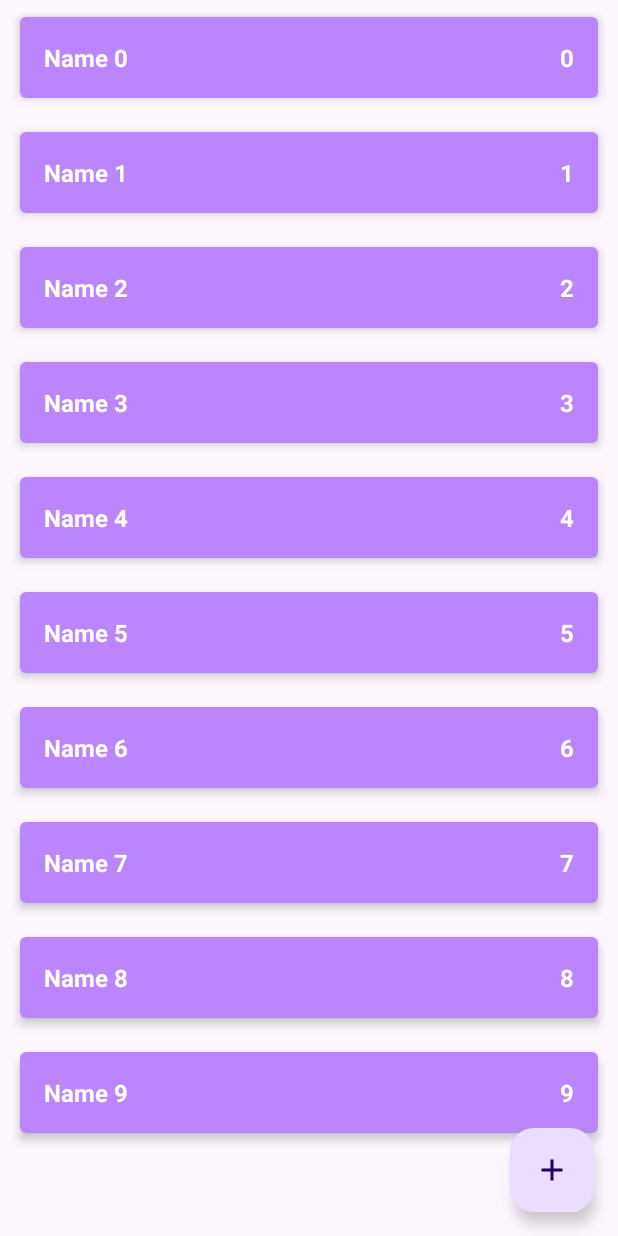
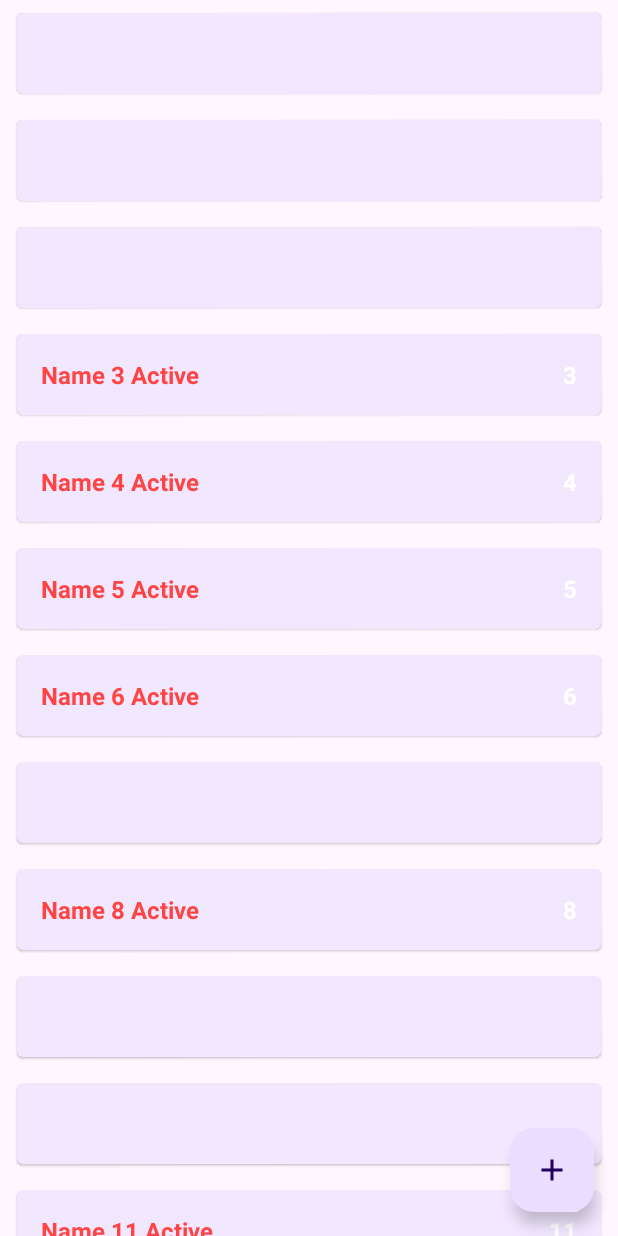
Before and after one commit to AvidAlchemist/ShoppingList, an Android app: the screen it shows after launch (MainActivity), on a phone screen of 412 x 824 dp. Run offline under Robolectric (Android 15) with nearby library versions, the phone set to English and light mode, and no system bars.

Commit message:
Make bug in RecyclerView and fix it (for studying needs)

```diff
--- a/app/src/main/java/com/example/shoppinglist/data/ShopListRepositoryImpl.kt
+++ b/app/src/main/java/com/example/shoppinglist/data/ShopListRepositoryImpl.kt
@@ -4,6 +4,7 @@ import androidx.lifecycle.LiveData
 import androidx.lifecycle.MutableLiveData
 import com.example.shoppinglist.domain.ShopItem
 import com.example.shoppinglist.domain.ShopListRepository
+import kotlin.random.Random
 
 object ShopListRepositoryImpl : ShopListRepository {
 
@@ -14,8 +15,8 @@ object ShopListRepositoryImpl : ShopListRepository {
     private var autoIncrementId = 0
 
     init {
-        for(i in 0 until 10) {
-            val item = ShopItem("Name $i", i, true)
+        for(i in 0 until 1000) {
+            val item = ShopItem("Name $i", i, Random.nextBoolean())
             addShopItem(item)
         }
     }
--- a/app/src/main/java/com/example/shoppinglist/presentation/MainActivity.kt
+++ b/app/src/main/java/com/example/shoppinglist/presentation/MainActivity.kt
@@ -8,43 +8,29 @@ import android.widget.TextView
 import androidx.appcompat.app.AppCompatActivity
 import androidx.lifecycle.ViewModel
 import androidx.lifecycle.ViewModelProvider
+import androidx.recyclerview.widget.RecyclerView
 import com.example.shoppinglist.R
 import com.example.shoppinglist.domain.ShopItem
 
 class MainActivity : AppCompatActivity() {
 
     private lateinit var viewModel: MainViewModel
-    private lateinit var llShopList : LinearLayout
+    private lateinit var adapter: ShopListAdapter
 
     override fun onCreate(savedInstanceState: Bundle?) {
         super.onCreate(savedInstanceState)
         setContentView(R.layout.activity_main)
-        llShopList = findViewById(R.id.ll_shop_list)
+        setupRecyclerView()
         //то же, что и .get(MainViewModel::class.java)
         viewModel = ViewModelProvider(this) [MainViewModel::class.java]
         viewModel.shopList.observe(this) {
-            showList(it)
+            adapter.shopList = it
         }
     }
 
-    private fun showList(list : List<ShopItem>) {
-        llShopList.removeAllViews()
-        for(shopItem in list) {
-            val layoutId = if (shopItem.enabled) {
-                R.layout.item_shop_enabled
-            } else {
-                R.layout.item_shop_disabled
-            }
-            val view = LayoutInflater.from(this).inflate(layoutId, llShopList, false)
-            val tvName = view.findViewById<TextView>(R.id.tv_name)
-            val tvCount = view.findViewById<TextView>(R.id.tv_count)
-            tvName.text = shopItem.name
-            tvCount.text = shopItem.count.toString()
-            view.setOnLongClickListener {
-                viewModel.changeEnableState(shopItem)
-                true
-            }
-            llShopList.addView(view)
-        }
+    private fun setupRecyclerView() {
+        val rvShopList = findViewById<RecyclerView>(R.id.rv_shop_list)
+        adapter = ShopListAdapter()
+        rvShopList.adapter = adapter
     }
 }
--- a/app/src/main/java/com/example/shoppinglist/presentation/ShopListAdapter.kt
+++ b/app/src/main/java/com/example/shoppinglist/presentation/ShopListAdapter.kt
@@ -4,35 +4,65 @@ import android.view.LayoutInflater
 import android.view.View
 import android.view.ViewGroup
 import android.widget.TextView
+import androidx.core.content.ContextCompat
 import androidx.recyclerview.widget.RecyclerView
 import com.example.shoppinglist.R
 import com.example.shoppinglist.domain.ShopItem
 
 class ShopListAdapter : RecyclerView.Adapter<ShopListAdapter.ShopItemViewHolder>() {
 
-    val list = listOf<ShopItem>()
+    var shopList = listOf<ShopItem>()
+        set(value) {
+            field = value
+            notifyDataSetChanged()
+        }
 
     override fun onCreateViewHolder(parent: ViewGroup, viewType: Int): ShopItemViewHolder {
-        val view =
-            LayoutInflater.from(parent.context)
-                .inflate(R.layout.item_shop_disabled, parent, false)
+        val view = LayoutInflater.from(parent.context)
+            .inflate(R.layout.item_shop_disabled, parent, false)
         return ShopItemViewHolder(view)
     }
 
     override fun getItemCount(): Int {
-        return list.size
+        return shopList.size
     }
 
     override fun onBindViewHolder(holder: ShopItemViewHolder, position: Int) {
-        val shopItem = list[position]
-        holder.tvName.text = shopItem.name
-        holder.tvCount.text = shopItem.count.toString()
+        val shopItem = shopList[position]
+        val status = if (shopItem.enabled) {
+            "Active"
+        } else {
+            "Not active"
+        }
+
         holder.itemView.setOnLongClickListener {
             true
         }
+        if (shopItem.enabled) {
+            holder.tvName.text = "${shopItem.name} $status"
+            holder.tvCount.text = shopItem.count.toString()
+            holder.tvName.setTextColor(
+                ContextCompat.getColor(
+                    holder.itemView.context,
+                    android.R.color.holo_red_light
+                )
+            )
+        }
     }
 
-    class ShopItemViewHolder(view : View): RecyclerView.ViewHolder(view) {
+    override fun onViewRecycled(holder: ShopItemViewHolder) {
+        super.onViewRecycled(holder)
+        holder.tvName.text = ""
+        holder.tvCount.text = ""
+        holder.tvName.setTextColor(
+            ContextCompat.getColor(
+                holder.itemView.context,
+                android.R.color.white
+            )
+        )
+    }
+
+    class ShopItemViewHolder(view: View) : RecyclerView.ViewHolder(view) {
         val tvName = view.findViewById<TextView>(R.id.tv_name)
         val tvCount = view.findViewById<TextView>(R.id.tv_count)
     }
--- a/app/src/main/res/layout/activity_main.xml
+++ b/app/src/main/res/layout/activity_main.xml
@@ -6,23 +6,10 @@
     android:layout_height="match_parent"
     tools:context=".presentation.MainActivity">
 
-    <ScrollView
-        android:layout_width="match_parent"
-        android:layout_height="match_parent">
-
-        <LinearLayout
-            android:id="@+id/ll_shop_list"
-            android:layout_width="match_parent"
-            android:layout_height="wrap_content"
-            android:orientation="vertical"
-            />
-    </ScrollView>
-
     <androidx.recyclerview.widget.RecyclerView
         android:id="@+id/rv_shop_list"
         android:layout_width="0dp"
         android:layout_height="0dp"
-        android:visibility="gone"
         app:layout_constraintBottom_toBottomOf="parent"
         app:layout_constraintEnd_toEndOf="parent"
         app:layout_constraintStart_toStartOf="parent"
```
